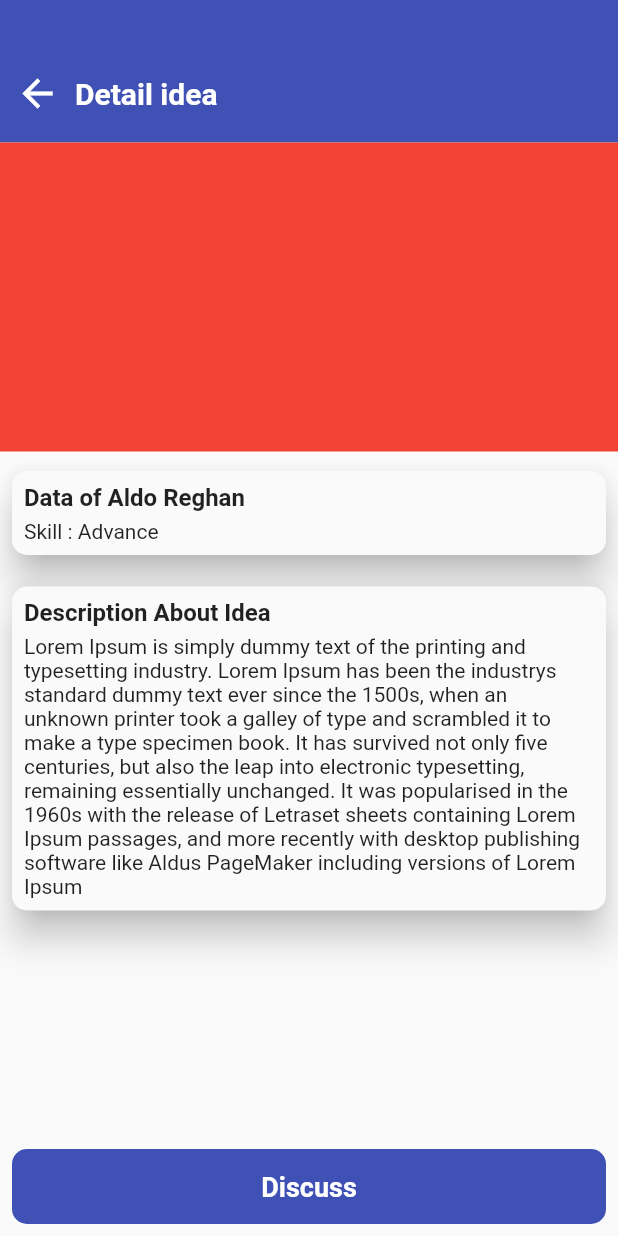
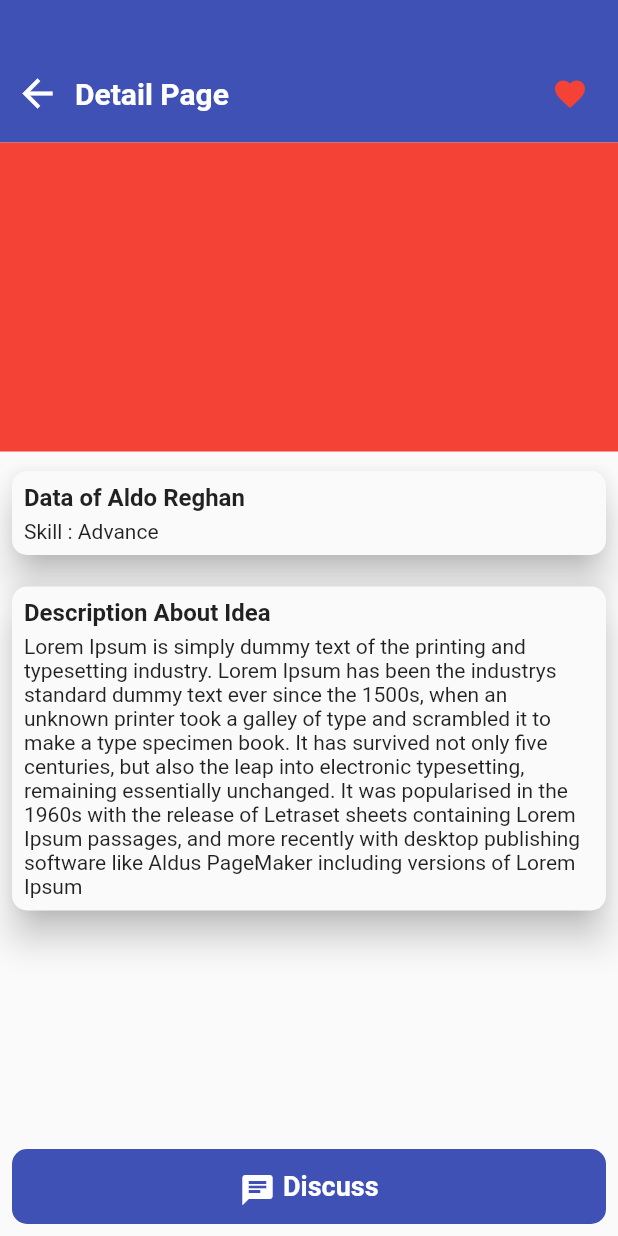
Before and after one commit to AldoReghan/IDEAShare, a Flutter app: the DetailIdeaPage screen opened by its route, on a phone screen of 412 x 824 dp. Run offline on Flutter 3.47's test engine with Material 2 defaults, Android fonts, the phone set to English and light mode, and no system bars; network calls fail.

Commit message:
detail idea pages update component

```diff
--- /dev/null
+++ b/lib/component/basicAppBar.dart
@@ -0,0 +1,47 @@
+import 'package:flutter/material.dart';
+
+Widget basicAppBar(BuildContext context, GlobalKey<ScaffoldState> globalKey, String detail) {
+    return Stack(
+      children: [
+        Container(
+          color: Colors.indigo,
+          height: 95,
+          child: Padding(
+            padding: const EdgeInsets.only(top: 40, left: 10, right: 10),
+            child: Row(
+              children: [
+                Container(
+                    margin: EdgeInsets.only(bottom: 10, right: 10),
+                    child: GestureDetector(
+                      onTap: () {
+                        Navigator.pop(context);
+                      },
+                      child: Icon(
+                        Icons.arrow_back,
+                        size: 30,
+                        color: Colors.white,
+                      ),
+                    )),
+                Container(
+                    margin: EdgeInsets.only(bottom: 10, right: 10),
+                    child: Text(
+                      detail,
+                      style: TextStyle(
+                          fontSize: 20,
+                          color: Colors.white,
+                          fontWeight: FontWeight.bold),
+                    )),
+                Spacer(),
+                Container(
+                    margin: EdgeInsets.only(bottom: 10, right: 10),
+                    child: Icon(
+                      Icons.favorite,
+                      color: Colors.red,
+                    )),
+              ],
+            ),
+          ),
+        ),
+      ],
+    );
+  }
--- a/lib/pages/detail_idea.dart
+++ b/lib/pages/detail_idea.dart
@@ -1,4 +1,5 @@
 import 'package:flutter/material.dart';
+import 'package:ideashare/component/basicAppBar.dart';
 
 class DetailIdea extends StatelessWidget {
   @override
@@ -15,47 +16,6 @@ class DetailIdeaPage extends StatefulWidget {
 class _DetailIdeaPageState extends State<DetailIdeaPage> {
   GlobalKey<ScaffoldState> _key = GlobalKey();
 
-  String detail = 'Detail idea';
-
-  Widget setAppBar(GlobalKey<ScaffoldState> globalKey) {
-    return Stack(
-      children: [
-        Container(
-          color: Colors.indigo,
-          height: 95,
-          child: Padding(
-            padding: const EdgeInsets.only(top: 40, left: 10, right: 10),
-            child: Row(
-              children: [
-                Container(
-                    margin: EdgeInsets.only(bottom: 10, right: 10),
-                    child: GestureDetector(
-                      onTap: () {
-                        Navigator.pop(context);
-                      },
-                      child: Icon(
-                        Icons.arrow_back,
-                        size: 30,
-                        color: Colors.white,
-                      ),
-                    )),
-                Container(
-                    margin: EdgeInsets.only(bottom: 10, right: 10),
-                    child: Text(
-                      detail,
-                      style: TextStyle(
-                          fontSize: 20,
-                          color: Colors.white,
-                          fontWeight: FontWeight.bold),
-                    ))
-              ],
-            ),
-          ),
-        ),
-      ],
-    );
-  }
-
   buttonBottom() {
     return Padding(
       padding: const EdgeInsets.all(8.0),
@@ -65,8 +25,16 @@ class _DetailIdeaPageState extends State<DetailIdeaPage> {
             color: Colors.indigo, borderRadius: BorderRadius.circular(10)),
         child: Column(
           children: [
+            Row(
+              mainAxisAlignment: MainAxisAlignment.center,
+              children: [
                 Padding(
-              padding: EdgeInsets.only(top: 15),
+                  padding: const EdgeInsets.only(top: 15.0),
+                  child: Icon(Icons.chat, color: Colors.white),
+                ),
+                SizedBox(width: 5),
+                Padding(
+                  padding: const EdgeInsets.only(top: 10.0),
                   child: Text(
                     'Discuss',
                     style: TextStyle(
@@ -74,6 +42,8 @@ class _DetailIdeaPageState extends State<DetailIdeaPage> {
                         fontWeight: FontWeight.bold,
                         color: Colors.white),
                   ),
+                ),
+              ],
             ),
           ],
         ),
@@ -88,7 +58,7 @@ class _DetailIdeaPageState extends State<DetailIdeaPage> {
         key: _key,
         body: SingleChildScrollView(
           child: Column(children: [
-            setAppBar(_key),
+            basicAppBar(context,_key,'Detail Page'),
             Container(
               height: height / 4,
               color: Colors.red,
@@ -108,8 +78,11 @@ class _DetailIdeaPageState extends State<DetailIdeaPage> {
                     child: Column(
                       crossAxisAlignment: CrossAxisAlignment.start,
                       children: [
-                        Text('Data of Aldo Reghan',style: TextStyle(
-                              fontSize: 16, fontWeight: FontWeight.bold),),
+                        Text(
+                          'Data of Aldo Reghan',
+                          style: TextStyle(
+                              fontSize: 16, fontWeight: FontWeight.bold),
+                        ),
                         SizedBox(
                           height: 5,
                         ),
```
Lines whose indentation alone changed are shown as unchanged.
